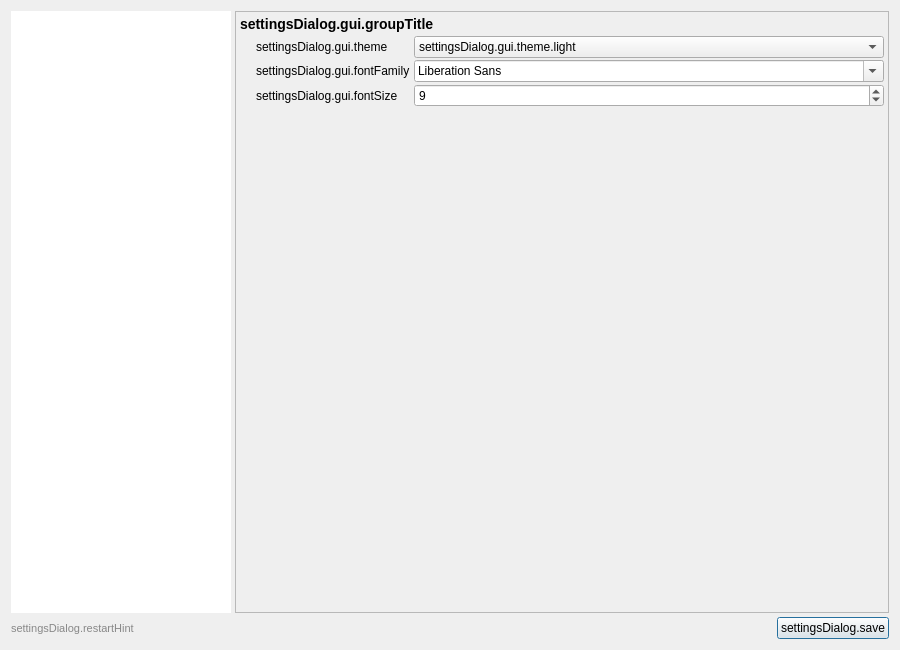
Before: the Qt Designer form src/settingsdialog.ui in bedrock-dev/BedrockMap, drawn with Qt 5.
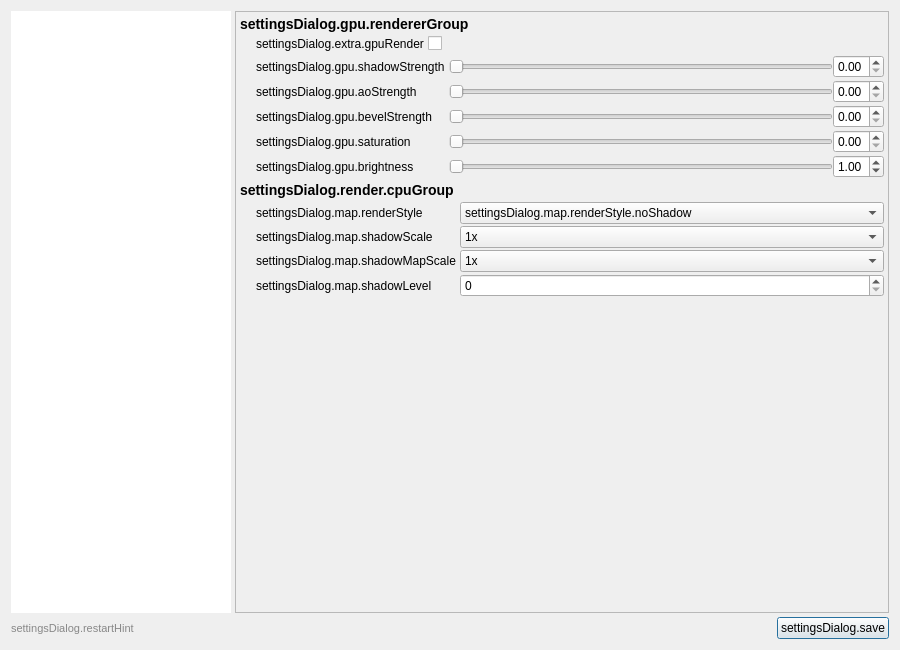
After: the same form once the commit is applied. The open tabs and pages were chosen to show the change. Icons and pictures are not drawn.

Patch:
```diff
--- a/src/settingsdialog.ui
+++ b/src/settingsdialog.ui
@@ -208,141 +208,6 @@
          <property name="bottomMargin">
           <number>4</number>
          </property>
-         <item>
-          <widget class="QLabel" name="title_map_render">
-           <property name="text">
-            <string>settingsDialog.map.renderGroup</string>
-           </property>
-           <property name="styleSheet">
-            <string notr="true">font-size:14px;font-weight:bold;</string>
-           </property>
-          </widget>
-         </item>
-         <item>
-          <layout class="QFormLayout" name="formLayout_map_render">
-           <property name="verticalSpacing">
-            <number>2</number>
-           </property>
-           <property name="leftMargin">
-            <number>16</number>
-           </property>
-           <item row="0" column="0">
-            <widget class="QLabel" name="label_render_style">
-             <property name="text">
-              <string>settingsDialog.map.renderStyle</string>
-             </property>
-            </widget>
-           </item>
-           <item row="0" column="1">
-            <widget class="QComboBox" name="renderStyleCombo">
-             <item>
-              <property name="text">
-               <string>settingsDialog.map.renderStyle.noShadow</string>
-              </property>
-             </item>
-             <item>
-              <property name="text">
-               <string>settingsDialog.map.renderStyle.basicShadow</string>
-              </property>
-             </item>
-             <item>
-              <property name="text">
-               <string>settingsDialog.map.renderStyle.ssaoShadow</string>
-              </property>
-             </item>
-            </widget>
-           </item>
-           <item row="1" column="0">
-            <widget class="QLabel" name="label_shadow_scale">
-             <property name="text">
-              <string>settingsDialog.map.shadowScale</string>
-             </property>
-            </widget>
-           </item>
-           <item row="1" column="1">
-            <widget class="QComboBox" name="shadowScaleCombo">
-             <item>
-              <property name="text">
-               <string>1x</string>
-              </property>
-             </item>
-             <item>
-              <property name="text">
-               <string>2x</string>
-              </property>
-             </item>
-             <item>
-              <property name="text">
-               <string>4x</string>
-              </property>
-             </item>
-             <item>
-              <property name="text">
-               <string>8x</string>
-              </property>
-             </item>
-             <item>
-              <property name="text">
-               <string>16x</string>
-              </property>
-             </item>
-             <item>
-              <property name="text">
-               <string>32x</string>
-              </property>
-             </item>
-            </widget>
-           </item>
-           <item row="2" column="0">
-            <widget class="QLabel" name="label_shadow_map_scale">
-             <property name="text">
-              <string>settingsDialog.map.shadowMapScale</string>
-             </property>
-            </widget>
-           </item>
-           <item row="2" column="1">
-            <widget class="QComboBox" name="shadowMapScaleCombo">
-             <item>
-              <property name="text">
-               <string>1x</string>
-              </property>
-             </item>
-             <item>
-              <property name="text">
-               <string>2x</string>
-              </property>
-             </item>
-             <item>
-              <property name="text">
-               <string>4x</string>
-              </property>
-             </item>
-             <item>
-              <property name="text">
-               <string>8x</string>
-              </property>
-             </item>
-            </widget>
-           </item>
-           <item row="3" column="0">
-            <widget class="QLabel" name="label_shadow_level">
-             <property name="text">
-              <string>settingsDialog.map.shadowLevel</string>
-             </property>
-            </widget>
-           </item>
-           <item row="3" column="1">
-            <widget class="QSpinBox" name="shadowLevelSpin">
-             <property name="minimum">
-              <number>0</number>
-             </property>
-             <property name="maximum">
-              <number>255</number>
-             </property>
-            </widget>
-           </item>
-          </layout>
-         </item>
          <item>
           <widget class="QLabel" name="title_map_zoom">
            <property name="text">
@@ -1045,7 +910,357 @@
         </layout>
        </widget>
 
-       <!-- ==================== Page 5: Lang ==================== -->
+       <!-- ==================== Page 6: Rendering ==================== -->
+       <widget class="QWidget" name="renderPage">
+        <layout class="QVBoxLayout" name="verticalLayout_render">
+         <property name="spacing">
+          <number>4</number>
+         </property>
+         <property name="leftMargin">
+          <number>4</number>
+         </property>
+         <property name="topMargin">
+          <number>4</number>
+         </property>
+         <property name="rightMargin">
+          <number>4</number>
+         </property>
+         <property name="bottomMargin">
+          <number>4</number>
+         </property>
+         <item>
+          <widget class="QLabel" name="title_gpu_renderer">
+           <property name="text">
+            <string>settingsDialog.gpu.rendererGroup</string>
+           </property>
+           <property name="styleSheet">
+            <string notr="true">font-size:14px;font-weight:bold;</string>
+           </property>
+          </widget>
+         </item>
+         <item>
+          <layout class="QFormLayout" name="formLayout_gpu_enable">
+           <property name="leftMargin">
+            <number>16</number>
+           </property>
+           <item row="0" column="0">
+            <widget class="QLabel" name="label_gpu_render">
+             <property name="text">
+              <string>settingsDialog.extra.gpuRender</string>
+             </property>
+            </widget>
+           </item>
+           <item row="0" column="1">
+            <widget class="QCheckBox" name="gpuRenderCheck"/>
+           </item>
+          </layout>
+         </item>
+         <item>
+          <layout class="QFormLayout" name="formLayout_gpu">
+           <property name="verticalSpacing">
+            <number>2</number>
+           </property>
+           <property name="leftMargin">
+            <number>16</number>
+           </property>
+           <item row="0" column="0">
+            <widget class="QLabel" name="label_gpu_shadow">
+             <property name="text">
+              <string>settingsDialog.gpu.shadowStrength</string>
+             </property>
+            </widget>
+           </item>
+           <item row="0" column="1">
+            <layout class="QHBoxLayout" name="horizontalLayout_gpu_shadow">
+             <item>
+              <widget class="QSlider" name="gpuShadowSlider">
+               <property name="minimum">
+                <number>0</number>
+               </property>
+               <property name="maximum">
+                <number>100</number>
+               </property>
+               <property name="orientation">
+                <enum>Qt::Orientation::Horizontal</enum>
+               </property>
+              </widget>
+             </item>
+             <item>
+              <widget class="QDoubleSpinBox" name="gpuShadowSpin">
+               <property name="decimals">
+                <number>2</number>
+               </property>
+               <property name="minimum">
+                <double>0.000000000000000</double>
+               </property>
+               <property name="maximum">
+                <double>1.000000000000000</double>
+               </property>
+               <property name="singleStep">
+                <double>0.050000000000000</double>
+               </property>
+              </widget>
+             </item>
+            </layout>
+           </item>
+           <item row="1" column="0">
+            <widget class="QLabel" name="label_gpu_ao">
+             <property name="text">
+              <string>settingsDialog.gpu.aoStrength</string>
+             </property>
+            </widget>
+           </item>
+           <item row="1" column="1">
+            <layout class="QHBoxLayout" name="horizontalLayout_gpu_ao">
+             <item>
+              <widget class="QSlider" name="gpuAoSlider">
+               <property name="minimum">
+                <number>0</number>
+               </property>
+               <property name="maximum">
+                <number>100</number>
+               </property>
+               <property name="orientation">
+                <enum>Qt::Orientation::Horizontal</enum>
+               </property>
+              </widget>
+             </item>
+             <item>
+              <widget class="QDoubleSpinBox" name="gpuAoSpin">
+               <property name="decimals">
+                <number>2</number>
+               </property>
+               <property name="minimum">
+                <double>0.000000000000000</double>
+               </property>
+               <property name="maximum">
+                <double>1.000000000000000</double>
+               </property>
+               <property name="singleStep">
+                <double>0.010000000000000</double>
+               </property>
+              </widget>
+             </item>
+            </layout>
+           </item>
+           <item row="2" column="0">
+            <widget class="QLabel" name="label_gpu_bevel">
+             <property name="text">
+              <string>settingsDialog.gpu.bevelStrength</string>
+             </property>
+            </widget>
+           </item>
+           <item row="2" column="1">
+            <layout class="QHBoxLayout" name="horizontalLayout_gpu_bevel">
+             <item>
+              <widget class="QSlider" name="gpuBevelSlider">
+               <property name="minimum">
+                <number>0</number>
+               </property>
+               <property name="maximum">
+                <number>100</number>
+               </property>
+               <property name="orientation">
+                <enum>Qt::Orientation::Horizontal</enum>
+               </property>
+              </widget>
+             </item>
+             <item>
+              <widget class="QDoubleSpinBox" name="gpuBevelSpin">
+               <property name="decimals">
+                <number>2</number>
+               </property>
+               <property name="minimum">
+                <double>0.000000000000000</double>
+               </property>
+               <property name="maximum">
+                <double>1.000000000000000</double>
+               </property>
+               <property name="singleStep">
+                <double>0.010000000000000</double>
+               </property>
+              </widget>
+             </item>
+            </layout>
+           </item>
+           <item row="3" column="0">
+            <widget class="QLabel" name="label_gpu_saturation">
+             <property name="text">
+              <string>settingsDialog.gpu.saturation</string>
+             </property>
+            </widget>
+           </item>
+           <item row="3" column="1">
+            <layout class="QHBoxLayout" name="horizontalLayout_gpu_saturation">
+             <item>
+              <widget class="QSlider" name="gpuSaturationSlider">
+               <property name="minimum">
+                <number>0</number>
+               </property>
+               <property name="maximum">
+                <number>200</number>
+               </property>
+               <property name="orientation">
+                <enum>Qt::Orientation::Horizontal</enum>
+               </property>
+              </widget>
+             </item>
+             <item>
+              <widget class="QDoubleSpinBox" name="gpuSaturationSpin">
+               <property name="decimals">
+                <number>2</number>
+               </property>
+               <property name="minimum">
+                <double>0.000000000000000</double>
+               </property>
+               <property name="maximum">
+                <double>2.000000000000000</double>
+               </property>
+               <property name="singleStep">
+                <double>0.050000000000000</double>
+               </property>
+              </widget>
+             </item>
+            </layout>
+           </item>
+           <item row="4" column="0">
+            <widget class="QLabel" name="label_gpu_brightness">
+             <property name="text">
+              <string>settingsDialog.gpu.brightness</string>
+             </property>
+            </widget>
+           </item>
+           <item row="4" column="1">
+            <layout class="QHBoxLayout" name="horizontalLayout_gpu_brightness">
+             <item>
+              <widget class="QSlider" name="gpuBrightnessSlider">
+               <property name="minimum">
+                <number>0</number>
+               </property>
+               <property name="maximum">
+                <number>200</number>
+               </property>
+               <property name="orientation">
+                <enum>Qt::Orientation::Horizontal</enum>
+               </property>
+              </widget>
+             </item>
+             <item>
+              <widget class="QDoubleSpinBox" name="gpuBrightnessSpin">
+               <property name="decimals">
+                <number>2</number>
+               </property>
+               <property name="minimum">
+                <double>0.000000000000000</double>
+               </property>
+               <property name="maximum">
+                <double>2.000000000000000</double>
+               </property>
+               <property name="singleStep">
+                <double>0.050000000000000</double>
+               </property>
+               <property name="value">
+                <double>1.000000000000000</double>
+               </property>
+              </widget>
+             </item>
+            </layout>
+           </item>
+         </layout>
+        </item>
+        <item>
+         <widget class="QLabel" name="title_cpu_renderer">
+          <property name="text">
+           <string>settingsDialog.render.cpuGroup</string>
+          </property>
+          <property name="styleSheet">
+           <string notr="true">font-size:14px;font-weight:bold;</string>
+          </property>
+         </widget>
+        </item>
+        <item>
+         <layout class="QFormLayout" name="formLayout_cpu">
+          <property name="verticalSpacing">
+           <number>2</number>
+          </property>
+          <property name="leftMargin">
+           <number>16</number>
+          </property>
+          <item row="0" column="0">
+           <widget class="QLabel" name="label_render_style">
+            <property name="text">
+             <string>settingsDialog.map.renderStyle</string>
+            </property>
+           </widget>
+          </item>
+          <item row="0" column="1">
+           <widget class="QComboBox" name="renderStyleCombo">
+            <item><property name="text"><string>settingsDialog.map.renderStyle.noShadow</string></property></item>
+            <item><property name="text"><string>settingsDialog.map.renderStyle.basicShadow</string></property></item>
+            <item><property name="text"><string>settingsDialog.map.renderStyle.ssaoShadow</string></property></item>
+           </widget>
+          </item>
+          <item row="1" column="0">
+           <widget class="QLabel" name="label_shadow_scale">
+            <property name="text"><string>settingsDialog.map.shadowScale</string></property>
+           </widget>
+          </item>
+          <item row="1" column="1">
+           <widget class="QComboBox" name="shadowScaleCombo">
+            <item><property name="text"><string>1x</string></property></item>
+            <item><property name="text"><string>2x</string></property></item>
+            <item><property name="text"><string>4x</string></property></item>
+            <item><property name="text"><string>8x</string></property></item>
+            <item><property name="text"><string>16x</string></property></item>
+            <item><property name="text"><string>32x</string></property></item>
+           </widget>
+          </item>
+          <item row="2" column="0">
+           <widget class="QLabel" name="label_shadow_map_scale">
+            <property name="text"><string>settingsDialog.map.shadowMapScale</string></property>
+           </widget>
+          </item>
+          <item row="2" column="1">
+           <widget class="QComboBox" name="shadowMapScaleCombo">
+            <item><property name="text"><string>1x</string></property></item>
+            <item><property name="text"><string>2x</string></property></item>
+            <item><property name="text"><string>4x</string></property></item>
+            <item><property name="text"><string>8x</string></property></item>
+           </widget>
+          </item>
+          <item row="3" column="0">
+           <widget class="QLabel" name="label_shadow_level">
+            <property name="text"><string>settingsDialog.map.shadowLevel</string></property>
+           </widget>
+          </item>
+          <item row="3" column="1">
+           <widget class="QSpinBox" name="shadowLevelSpin">
+            <property name="minimum"><number>0</number></property>
+            <property name="maximum"><number>255</number></property>
+           </widget>
+          </item>
+         </layout>
+        </item>
+        <item>
+          <spacer name="verticalSpacer_render">
+           <property name="orientation">
+            <enum>Qt::Orientation::Vertical</enum>
+           </property>
+           <property name="sizeType">
+            <enum>QSpacerItem::Policy::Expanding</enum>
+           </property>
+           <property name="sizeHint" stdset="0">
+            <size>
+             <width>20</width>
+             <height>2</height>
+            </size>
+           </property>
+          </spacer>
+         </item>
+        </layout>
+       </widget>
+
+       <!-- ==================== Page 7: Lang ==================== -->
        <widget class="QWidget" name="langPage">
         <layout class="QVBoxLayout" name="verticalLayout_lang">
          <property name="spacing">
```
